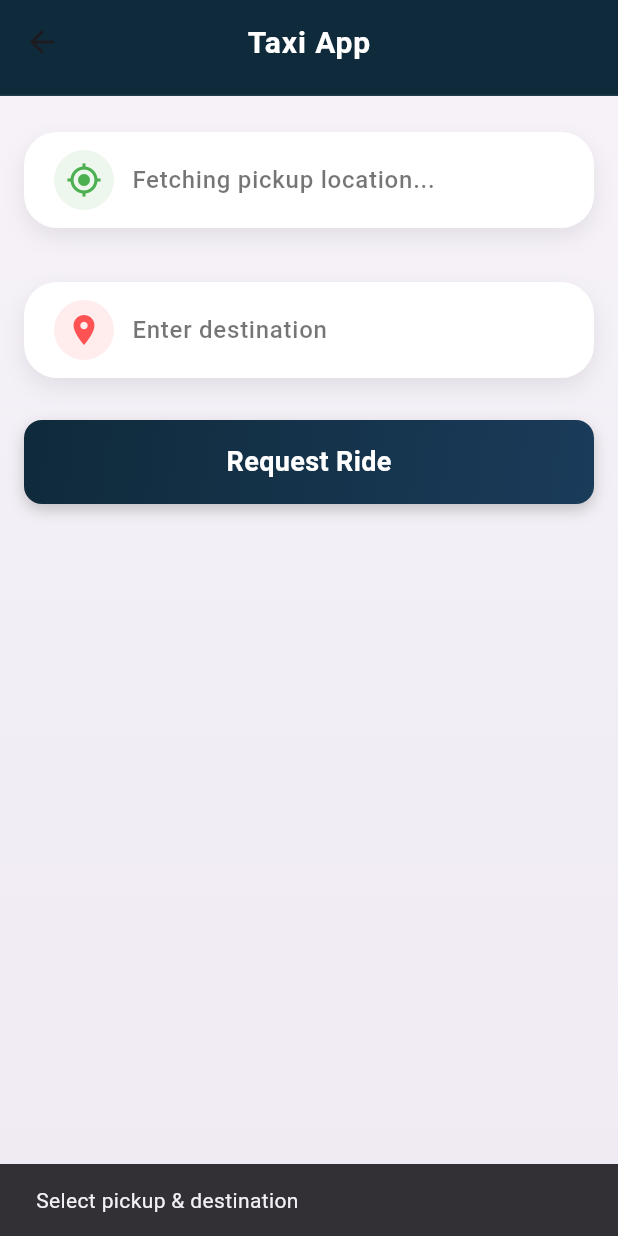
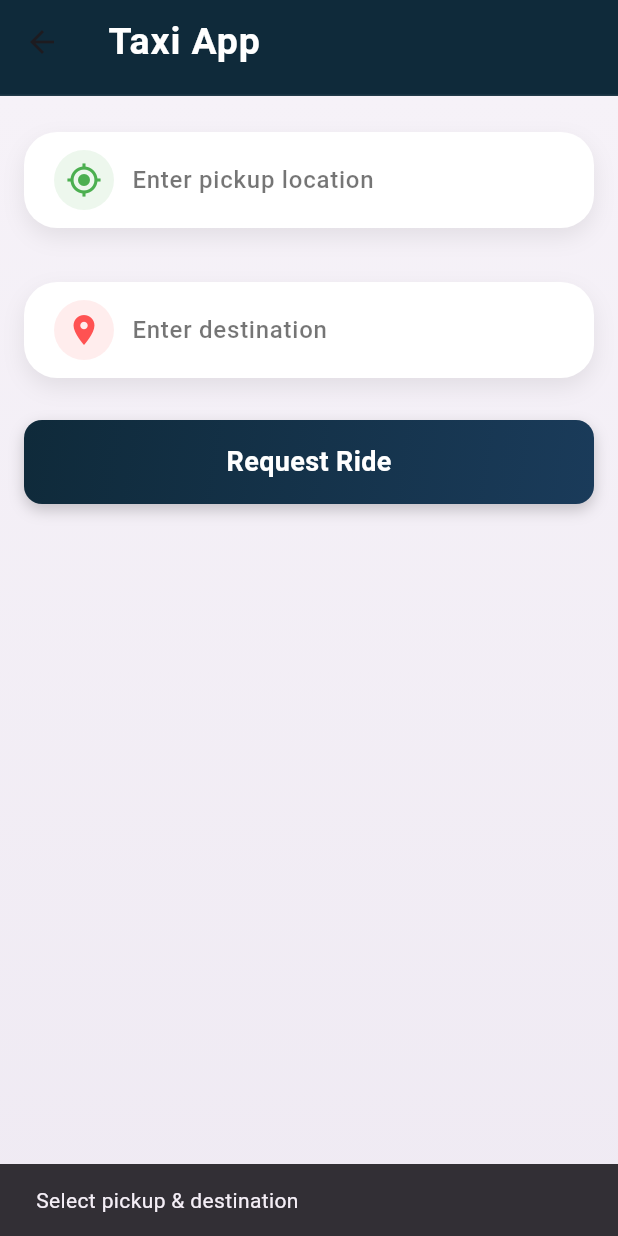
Before and after one commit to jabsina/taxi_app_user, a Flutter app: the HomePage screen opened directly, after a tap on "Request Ride", on a phone screen of 412 x 824 dp. Run offline on Flutter 3.47's test engine with Material 3 defaults, Android fonts, the phone set to English and light mode, and no system bars; our stand-ins replace flutter_local_notifications, lottie.

Commit message:
removed auto fetching

```diff
--- a/lib/screen/home_page.dart
+++ b/lib/screen/home_page.dart
@@ -1,7 +1,6 @@
 // ... all your imports remain the same
 import 'dart:convert';
 import 'package:flutter/material.dart';
-import 'package:geolocator/geolocator.dart';
 import 'package:http/http.dart' as http;
 import 'package:taxi_app_user/widget/call_confirmation_sheet.dart';
 import 'package:url_launcher/url_launcher.dart';
@@ -16,7 +15,7 @@ class HomePage extends StatefulWidget {
 class _HomePageState extends State<HomePage> {
   bool isWaitingForApproval = false;
 
-  String pickupLocationText = 'Fetching pickup location...';
+  String pickupLocationText = 'Enter pickup location';
 
   final TextEditingController pickupController = TextEditingController();
   final TextEditingController destinationController = TextEditingController();
@@ -30,43 +29,7 @@ class _HomePageState extends State<HomePage> {
   @override
   void initState() {
     super.initState();
-    _getPickupLocation();
-  }
-
-  // ---------------- LOCATION ----------------
-  Future<void> _getPickupLocation() async {
-    LocationPermission permission = await Geolocator.requestPermission();
-
-    if (permission == LocationPermission.denied ||
-        permission == LocationPermission.deniedForever) {
-      setState(() {
-        pickupLocationText = 'Location permission denied';
-      });
-      return;
-    }
-
-    final position = await Geolocator.getCurrentPosition(
-      desiredAccuracy: LocationAccuracy.high,
-    );
-
-    await _getAddressFromLatLng(position.latitude, position.longitude);
-  }
-
-  Future<void> _getAddressFromLatLng(double lat, double lon) async {
-    final url = Uri.parse(
-        'https://nominatim.openstreetmap.org/reverse?lat=$lat&lon=$lon&format=json');
-
-    final response = await http.get(url, headers: {'User-Agent': 'taxi-app'});
-
-    if (response.statusCode == 200) {
-      final data = json.decode(response.body);
-
-      setState(() {
-        pickupLocationText = data['display_name'] ?? 'Unknown location';
-        pickupController.text = pickupLocationText;
-        pickupSelected = true;
-      });
-    }
+    // Auto-fetch removed
   }
 
   // ---------------- SEARCH ----------------
@@ -150,12 +113,12 @@ class _HomePageState extends State<HomePage> {
         child: AppBar(
           elevation: 0,
           backgroundColor: const Color(0xFF0F2A3A),
-          centerTitle: true,
+          centerTitle: false,
           title: const Text(
             'Taxi App',
             style: TextStyle(
               color: Colors.white,
-              fontSize: 20,
+              fontSize: 25,
               fontWeight: FontWeight.w600,
               letterSpacing: 0.6,
             ),
@@ -192,7 +155,6 @@ class _HomePageState extends State<HomePage> {
                   if (destinationSuggestions.isNotEmpty)
                     _destinationSuggestionList(),
                   const SizedBox(height: 20),
-                  // Request Ride button now directly under destination box
                   GestureDetector(
                     onTap: _onRequestRide,
                     child: _requestRideButton(),
@@ -270,8 +232,8 @@ class _HomePageState extends State<HomePage> {
             child: TextField(
               controller: controller,
               onChanged: onChanged,
-              style:
-              const TextStyle(fontSize: 16, fontWeight: FontWeight.w500),
+              style: const TextStyle(
+                  fontSize: 16, fontWeight: FontWeight.w500),
               decoration: InputDecoration(
                 hintText: hint,
                 hintStyle: const TextStyle(color: Colors.black54),
@@ -357,7 +319,9 @@ class _HomePageState extends State<HomePage> {
         child: Text(
           'Request Ride',
           style: TextStyle(
-              color: Colors.white, fontSize: 18, fontWeight: FontWeight.w600),
+              color: Colors.white,
+              fontSize: 18,
+              fontWeight: FontWeight.w600),
         ),
       ),
     );
```
